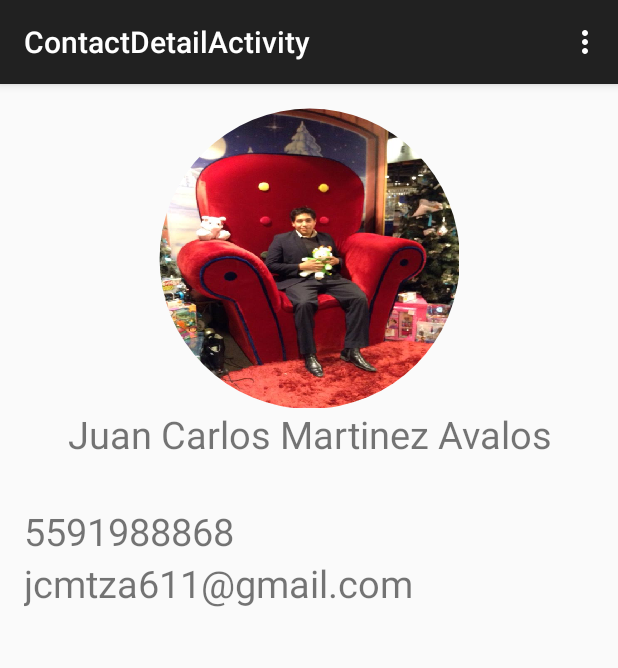
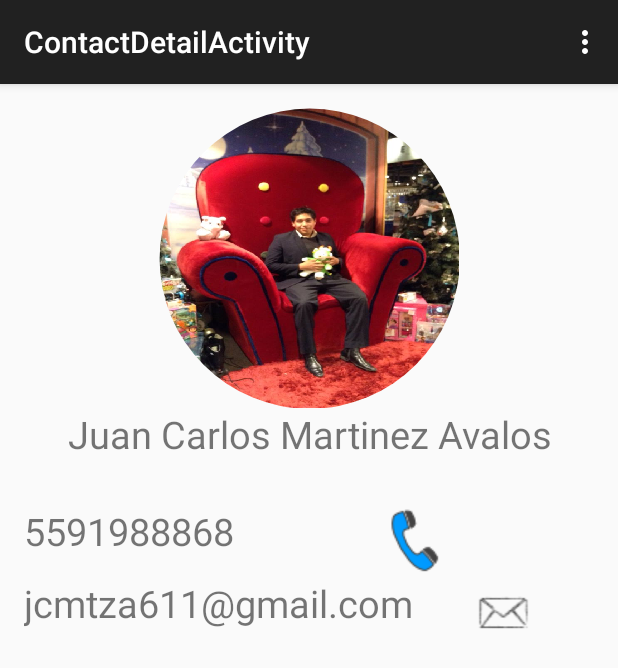
Before and after one commit to rickstart/AgendaMobileStudio-Android, an Android app: the ContactDetailActivity screen opened directly, with no data from a screen before it, on a phone screen of 412 x 824 dp. Shown: the top 668 px of the screen. Run offline under Robolectric (Android 15) with nearby library versions, the phone set to English and light mode, and no system bars.

Commit message:
Image in actions t call and email

```diff
--- a/app/src/main/res/layout/activity_contact_detail.xml
+++ b/app/src/main/res/layout/activity_contact_detail.xml
@@ -24,17 +24,44 @@
         android:gravity="center"
         android:textSize="@dimen/font_medium"
         android:paddingBottom="@dimen/padding_medium"/>
+
+    <LinearLayout
+        android:layout_width="match_parent"
+        android:layout_height="wrap_content"
+
+        android:orientation="horizontal">
+
+
         <TextView
             android:id="@+id/textPhone"
-        android:layout_width="match_parent"
+            android:layout_width="wrap_content"
             android:layout_height="wrap_content"
             android:text="@string/hello_world"
             android:textSize="@dimen/font_medium"/>
+        <ImageView
+            android:layout_width="match_parent"
+            android:layout_height="wrap_content"
+            android:gravity="right"
+            android:src="@mipmap/ic_phone"/>
+    </LinearLayout>
+    <LinearLayout
+        android:layout_width="match_parent"
+        android:layout_height="wrap_content"
+
+        android:orientation="horizontal">
+
+
         <TextView
             android:id="@+id/textEmail"
-        android:layout_width="match_parent"
+            android:layout_width="wrap_content"
             android:layout_height="wrap_content"
             android:text="@string/hello_world"
             android:textSize="@dimen/font_medium"/>
+        <ImageView
+            android:layout_width="match_parent"
+            android:layout_height="wrap_content"
+            android:gravity="right"
+            android:src="@mipmap/ic_email"/>
+    </LinearLayout>
 
 </LinearLayout>
```
Also changed, not shown: app/src/main/res/mipmap-mdpi/ic_email.png (added). Lines whose indentation alone changed are shown as unchanged.
